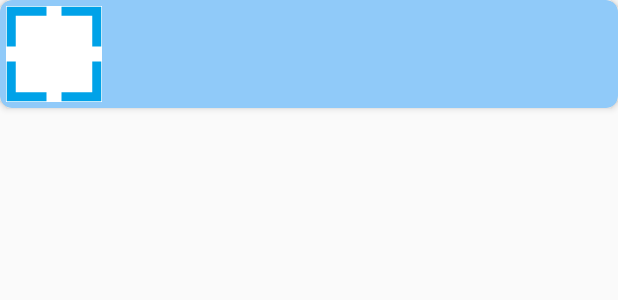
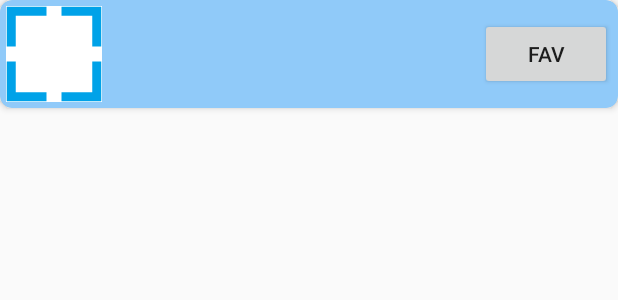
Before and after one commit to rcontrai/CoctelAppMobile, an Android app: the layout item_cocktail.xml on its own in the app's theme, with its tools: preview values and no code run, on a phone screen of 412 x 824 dp. Shown: the top 300 px of the screen. Run offline under Robolectric (Android 15) with nearby library versions, the phone set to English and light mode, and no system bars.

Commit message:
Did a lot of changes, mostly adding features to the UI The cocktail results can be clicked to trigger an action

```diff
--- a/CoctelAPP/app/build.gradle
+++ b/CoctelAPP/app/build.gradle
@@ -40,4 +40,5 @@ dependencies {
     implementation files('libs\\okhttp-3.5.0.jar')
     implementation files('libs\\okio-1.11.0.jar')
     implementation 'androidx.cardview:cardview:1.0.0'
+    implementation 'com.squareup.picasso:picasso:2.5.0'
 }
--- a/CoctelAPP/app/src/main/java/com/pad/coctelapp/AmendActivity.java
+++ b/CoctelAPP/app/src/main/java/com/pad/coctelapp/AmendActivity.java
@@ -53,7 +53,7 @@ public class AmendActivity extends AppCompatActivity {
 
         ingredients = new ArrayList<String>();
 
-        /* Test display*/
+        /* Test display
         try {
             ingredients.add("Vodka");
             ingredients.add("Lager");
--- a/CoctelAPP/app/src/main/java/com/pad/coctelapp/services/RecipeLoaderCallbacks.java
+++ b/CoctelAPP/app/src/main/java/com/pad/coctelapp/services/RecipeLoaderCallbacks.java
@@ -40,6 +40,7 @@ public class RecipeLoaderCallbacks implements LoaderManager.LoaderCallbacks<List
     public void onLoadFinished(@NonNull Loader<List<Recipe>> loader, List<Recipe> data) {
         Log.d(LOG_TAG,"Load finished");
         caller.updateRecipeList(data);
+        caller.setResultsText("Cocktail Results");
     }
 
     @Override
--- a/CoctelAPP/app/src/main/java/com/pad/coctelapp/util/Recipe.java
+++ b/CoctelAPP/app/src/main/java/com/pad/coctelapp/util/Recipe.java
@@ -20,6 +20,7 @@ public class Recipe {
     private List<String> ingredients;
     private List<Amount> amounts;
     private String photoURL;
+    private String id;
 
     /** Creates a cocktail recipe from its JSON description
      *
@@ -35,6 +36,7 @@ public class Recipe {
         this.ingredients = new ArrayList<String>();
         this.amounts = new ArrayList<Amount>();
         this.photoURL = (String) innerObj.get("strDrinkThumb");
+        this.id = (String) innerObj.get("idDrink");
         // take value from the json array separately
         int i = 1;
         while(innerObj.get("strIngredient" + i) != null && i<=15) {
--- a/CoctelAPP/app/src/main/res/layout/item_cocktail.xml
+++ b/CoctelAPP/app/src/main/res/layout/item_cocktail.xml
@@ -1,6 +1,7 @@
 <?xml version="1.0" encoding="utf-8"?>
 <androidx.cardview.widget.CardView xmlns:android="http://schemas.android.com/apk/res/android"
     xmlns:app="http://schemas.android.com/apk/res-auto"
+    xmlns:tools="http://schemas.android.com/tools"
     android:layout_width="match_parent"
     android:layout_height="wrap_content"
     android:layout_marginBottom="4dp"
@@ -10,7 +11,47 @@
     app:contentPadding="4dp"
     app:layout_constraintBottom_toBottomOf="parent"
     app:layout_constraintStart_toStartOf="parent"
-    app:layout_constraintTop_toTopOf="parent">
+    app:layout_constraintTop_toTopOf="parent"
+    android:onClick="onItemClicked" >
+
+    <androidx.constraintlayout.widget.ConstraintLayout
+        android:layout_width="match_parent"
+        android:layout_height="match_parent">
+
+        <ImageView
+            android:id="@+id/image"
+            android:layout_width="64dp"
+            android:layout_height="64dp"
+            android:layout_marginEnd="8dp"
+            android:scaleType="centerCrop"
+            app:layout_constraintBottom_toBottomOf="parent"
+            app:layout_constraintStart_toStartOf="parent"
+            app:layout_constraintTop_toTopOf="parent"
+            app:layout_constraintVertical_bias="0.0"
+            app:srcCompat="@drawable/placeholder" />
+
+        <TextView
+            android:id="@+id/text"
+            android:layout_width="0dp"
+            android:layout_height="wrap_content"
+            android:padding="8dp"
+            android:textAppearance="@style/TextAppearance.AppCompat.Body1"
+            android:textSize="14sp"
+            app:layout_constraintBottom_toBottomOf="parent"
+            app:layout_constraintEnd_toStartOf="@+id/favButton"
+            app:layout_constraintStart_toEndOf="@id/image"
+            app:layout_constraintTop_toTopOf="parent" />
+
+        <Button
+            android:id="@+id/favButton"
+            android:layout_width="wrap_content"
+            android:layout_height="wrap_content"
+            android:layout_weight="1"
+            android:text="Fav"
+            app:layout_constraintBottom_toBottomOf="parent"
+            app:layout_constraintEnd_toEndOf="parent"
+            app:layout_constraintTop_toTopOf="parent" />
+    </androidx.constraintlayout.widget.ConstraintLayout>
 
     <LinearLayout
         android:id="@+id/linearLayout"
@@ -18,20 +59,6 @@
         android:layout_height="match_parent"
         android:orientation="horizontal">
 
-        <ImageView
-            android:id="@+id/image"
-            android:layout_width="64dp"
-            android:layout_height="64dp"
-            android:scaleType="centerCrop"
-            app:srcCompat="@drawable/placeholder" />
-
-        <TextView
-            android:id="@+id/text"
-            android:layout_width="wrap_content"
-            android:layout_height="wrap_content"
-            android:padding="8dp"
-            android:textAppearance="@style/TextAppearance.AppCompat.Body1"
-            android:textSize="14sp" />
     </LinearLayout>
 
 </androidx.cardview.widget.CardView>
```
Also changed, not shown: CoctelAPP/app/src/main/java/com/pad/coctelapp/CocktailChoiceActivity.java (+22 -1 lines), CoctelAPP/app/src/main/java/com/pad/coctelapp/ui/RecipeHolder.java (added, +39 -0 lines), CoctelAPP/app/src/main/java/com/pad/coctelapp/ui/RecipeListAdapter.java (+13 -33 lines), CoctelAPP/app/src/main/java/com/pad/coctelapp/ui/RecipeOnClickListener.java (added, +31 -0 lines).
